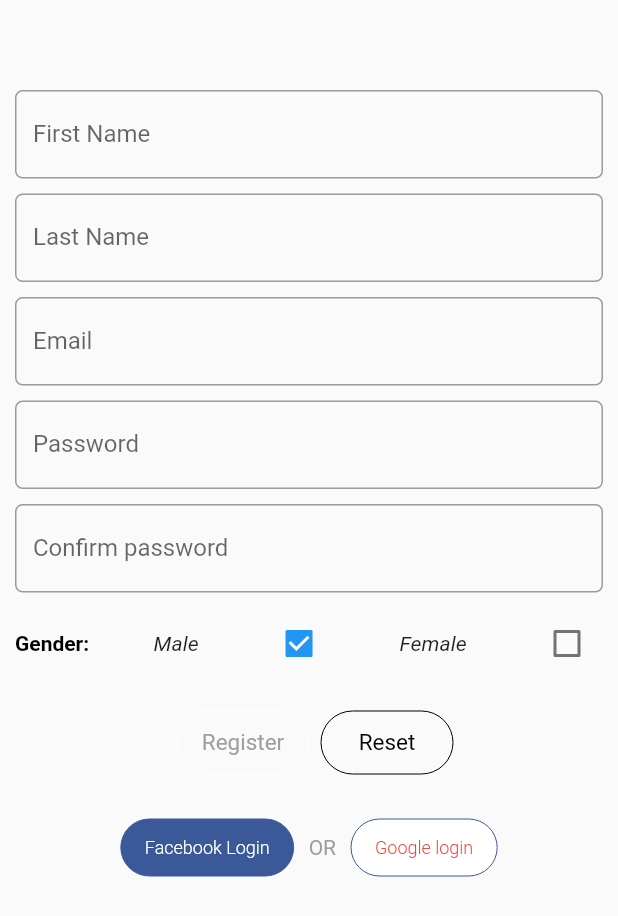
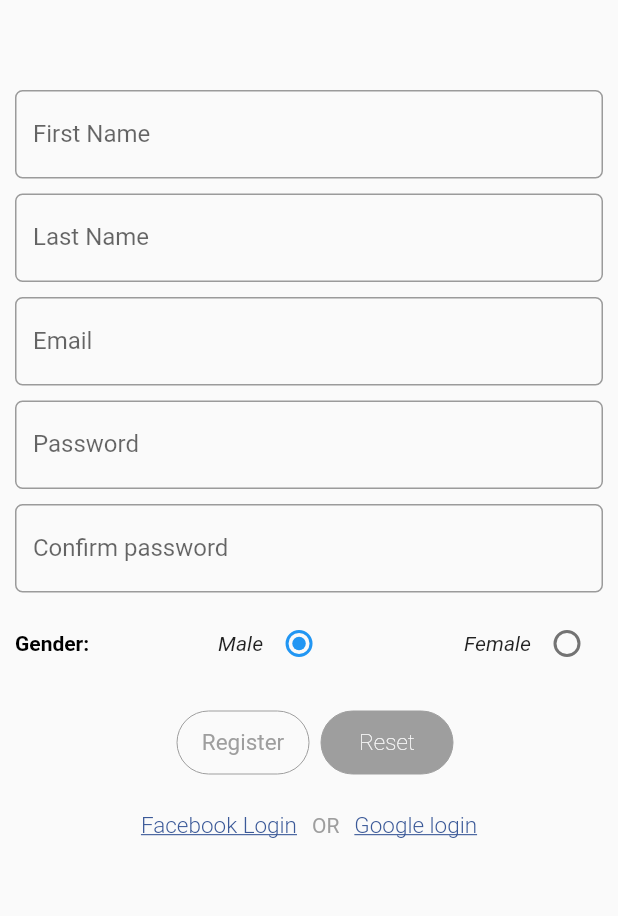
Before and after one commit to haipv2/flt_login, a Flutter app: the SignUp screen opened directly, on a phone screen of 412 x 824 dp. Shown: the top 916 px of the screen. Run offline on Flutter 3.47's test engine with Material 2 defaults, Android fonts, the phone set to English and light mode, and no system bars; our stand-ins replace cloud_firestore, rxdart; accounts and stored records are empty; Roboto replaces fonts that are missing (OpenSans).

Commit message:
update code 20190503

```diff
--- a/lib/src/blocs/login_bloc.dart
+++ b/lib/src/blocs/login_bloc.dart
@@ -1,24 +1,36 @@
+import 'package:flt_login/src/models/user.dart';
 import 'package:flt_login/src/resources/repository.dart';
 import 'package:flutter/material.dart';
 import 'package:rxdart/rxdart.dart';
 
 class LoginBloc {
-  final _repositor = Repository();
-  final _email = BehaviorSubject<String>();
-  final _username = BehaviorSubject<String>();
-  final _userphone = BehaviorSubject<String>();
-  final _userRole = BehaviorSubject<String>();
-  final _password = BehaviorSubject<String>();
-  final _isSignedIn = BehaviorSubject<bool>();
+  final _repository = Repository();
+  final _userEmailController = BehaviorSubject<String>();
+  final _userPasswordController = BehaviorSubject<String>();
+  final _loginStreamController = PublishSubject<void>();
 
-  Observable<String> get emailStream => _email.stream;
+  //Stream
+  Observable<String> get emailStream => _userEmailController.stream;
 
-  Observable<String> get passwordStream => _password.stream;
+  Observable<String> get passwordStream => _userPasswordController.stream;
 
-  Observable<bool> get signInStatus => _isSignedIn.stream;
+  Observable<void> get loginStream => _loginStreamController.stream;
 
-  Future<void> registerUser(){
-    _repositor.registerUser(_email.value, _password.value, _username.value, _userphone.value, _userRole.value);
+  Function(void) get doLoginStream => _loginStreamController.sink.add;
+
+  //add input
+  Function(String) get emailStreamChange => _userEmailController.sink.add;
+  Function(String) get passwordStreamChange => _userPasswordController.sink.add;
+
+  Future<User> authenticateUser() {
+    return _repository.authenticateUser(
+        _userEmailController.value, _userPasswordController.value);
   }
 
+  void dispose() async {
+    await _userEmailController.drain();
+    _userEmailController.close();
+    await _userPasswordController.drain();
+    _userPasswordController.close();
+  }
 }
--- a/lib/src/blocs/login_bloc_provider.dart
+++ b/lib/src/blocs/login_bloc_provider.dart
@@ -4,11 +4,12 @@ import 'package:rxdart/rxdart.dart';
 import 'login_bloc.dart';
 
 class LoginBlocProvider extends InheritedWidget {
-  var bloc = LoginBloc();
+  final bloc = LoginBloc();
+
+  LoginBlocProvider({Key key, Widget child}) : super(key: key, child: child);
+
   @override
-  bool updateShouldNotify(InheritedWidget oldWidget) {
-    return true;
-  }
+  bool updateShouldNotify(InheritedWidget oldWidget) => true;
 
   static LoginBloc of(BuildContext context){
     return (context.inheritFromWidgetOfExactType(LoginBlocProvider) as LoginBlocProvider).bloc;
--- a/lib/src/blocs/signup_bloc.dart
+++ b/lib/src/blocs/signup_bloc.dart
@@ -1,5 +1,6 @@
 import 'dart:async';
 
+import 'package:flt_login/src/models/user.dart';
 import 'package:flt_login/src/resources/repository.dart';
 import 'package:flt_login/src/utils/validator_utils.dart';
 import 'package:rxdart/rxdart.dart';
@@ -9,184 +10,59 @@ class SignupBloc extends Object {
   final _firstNameController = BehaviorSubject<String>();
   final _lastNameController = BehaviorSubject<String>();
   final _userEmailController = BehaviorSubject<String>();
+  final _userPasswordController = BehaviorSubject<String>();
+  final _confirmPasswordController = BehaviorSubject<String>();
+  final _genderStreamController = BehaviorSubject<int>();
   final _userphone = BehaviorSubject<String>();
   final _userRole = BehaviorSubject<String>();
-  final _userPasswordController = BehaviorSubject<String>();
-  final _confirmPasswordController = BehaviorSubject<String>();
   final _isSignedIn = BehaviorSubject<bool>();
-  final _genderStreamController = BehaviorSubject<bool>();
+  final _progressBarController = BehaviorSubject<bool>();
+  final _resetFormStreamController = PublishSubject();
+
+  String get email => _userEmailController.value;
+
+  Observable get resetFormStream => _resetFormStreamController.stream;
 
   final _validateName =
-      StreamTransformer < String,
-      String
-
-  >
-
-      .
-
-  fromHandlers
-
-  (
-
-  handleData
-
-      :
-
-  (
-
-  name
-
-  ,
-
-  sink
-
-  )
-
-  {
+      StreamTransformer<String, String>.fromHandlers(handleData: (name, sink) {
     if (!ValidatorUtils.validString(name) ||
         !ValidatorUtils.checkLength(name, 10, 3)) {
       sink.addError('This is required and contain 3 characters at least.');
     } else {
       sink.add(name);
     }
-  }
-
-  );
+  });
 
   final _validatePass =
-      StreamTransformer < String,
-      String
-
-  >
-
-      .
-
-  fromHandlers
-
-  (
-
-  handleData
-
-      :
-
-  (
-
-  name
-
-  ,
-
-  sink
-
-  )
-
-  {
+      StreamTransformer<String, String>.fromHandlers(handleData: (name, sink) {
     if (!ValidatorUtils.validString(name) ||
         !ValidatorUtils.checkLength(name, 13, 7)) {
       sink.addError('This is required and contain from 6-12 characters.');
     } else {
       sink.add(name);
     }
-  }
+  });
 
-  );
-
-  final _validatePassConfirm = StreamTransformer < String,
-      String
-
-  >
-
-      .
-
-  fromHandlers
-
-  (
-
-  handleData
-
-      :
-
-  (
-
-  password
-
-  ,
-
-  sink
-
-  )
-
-  {
+  final _validatePassConfirm = StreamTransformer<String, String>.fromHandlers(
+      handleData: (password, sink) {
     if (password == null) {
       sink.addError('password is required');
     } else {
       sink.add(password);
     }
-  }
-
-  );
+  });
 
   final _validateEmail =
-      StreamTransformer < String,
-      String
-
-  >
-
-      .
-
-  fromHandlers
-
-  (
-
-  handleData
-
-      :
-
-  (
-
-  email
-
-  ,
-
-  sink
-
-  )
-
-  {
+      StreamTransformer<String, String>.fromHandlers(handleData: (email, sink) {
     if (!ValidatorUtils.validEmail(email)) {
       sink.addError('Email is invalid.');
     } else {
       sink.add(email);
     }
-  }
-
-  );
-
-  //change data
-  Function(String) get changeFirstName => _firstNameController.sink.add;
-
-  Function(String) get changeLastName => _lastNameController.sink.add;
-
-  Function(String) get changeEmail => _userEmailController.sink.add;
-
-  Function(String) get changePass => _userPasswordController.sink.add;
-
-  Function(String) get changePassConfirm => _confirmPasswordController.sink.add;
-
-  Function(bool) get changeGenderStream => _genderStreamController.sink.add;
-
-  //register button
-  Stream<bool> get registerStream =>
-      Observable.combineLatest5(
-          firstNameStream,
-          lastNameStream,
-          userEmailStream,
-          passwordStream,
-          passwordConfirmStream,
-              (firstName, lastname, email, pass, confirmPass) => true
-      );
+  });
 
   // Streams
-  Observable<bool> get genderStream => _genderStreamController.stream;
+  Observable<int> get genderStream => _genderStreamController.stream;
 
   Observable<String> get firstNameStream =>
       _firstNameController.stream.transform(_validateName);
@@ -197,8 +73,7 @@ class SignupBloc extends Object {
   Observable<String> get userEmailStream =>
       _userEmailController.stream.transform(_validateEmail);
 
-  Observable<String> get passwordStream =>
-      _userPasswordController.stream
+  Observable<String> get passwordStream => _userPasswordController.stream
           .transform(_validatePass)
           .doOnData((String s) {
         print(s);
@@ -218,20 +93,49 @@ class SignupBloc extends Object {
         }
       });
 
+  Observable<bool> get progressBarStream => _progressBarController.stream;
+
+  //change data
+  Function(String) get changeFirstName => _firstNameController.sink.add;
+
+  Function(String) get changeLastName => _lastNameController.sink.add;
+
+  Function(String) get changeEmail => _userEmailController.sink.add;
+
+  Function(String) get changePass => _userPasswordController.sink.add;
+
+  Function(String) get changePassConfirm => _confirmPasswordController.sink.add;
+
+  Function(int) get changeGenderStream => _genderStreamController.sink.add;
+
+  Function(bool) get showProgressBar => _progressBarController.sink.add;
+
+  //register button
+  Stream<bool> get registerStream => Observable.combineLatest5(
+      firstNameStream,
+      lastNameStream,
+      userEmailStream,
+      passwordStream,
+      passwordConfirmStream,
+      (firstName, lastname, email, pass, confirmPass) => true);
+
   void dispose() async {
+    await _firstNameController.drain();
     _firstNameController?.close();
     _confirmPasswordController?.close();
     _lastNameController?.close();
     _userPasswordController?.close();
     _userEmailController?.close();
+    _genderStreamController?.close();
   }
 
-  bool validateFields() {
-    if (!ValidatorUtils.validString(_firstNameController.value) ||
-        !ValidatorUtils.checkLength(_firstNameController.value, 10, 3)) {
-      return false;
-    } else {
-      return true;
+  Future<User> register() {
+    User user = User();
+    user.firstname = _firstNameController.value;
+    user.lastname = _lastNameController.value;
+    user.email = _userEmailController.value;
+    user.password = _userPasswordController.value;
+    user.gender = _genderStreamController.value == null ? 1: 0;
+    return _repository.registerUser(user);
   }
 }
-}
--- /dev/null
+++ b/lib/src/models/user.dart
@@ -0,0 +1,46 @@
+class User{
+  String _firstname;
+  String _lastname;
+  String _email;
+  String _password;
+  String _role;
+  int _gender;
+
+  int get gender => _gender;
+
+  set gender(int value) {
+    _gender = value;
+  }
+
+  String get firstname => _firstname;
+
+  set firstname(String value) {
+    _firstname = value;
+  }
+
+  String get lastname => _lastname;
+
+  String get role => _role;
+
+  set role(String value) {
+    _role = value;
+  }
+
+  String get password => _password;
+
+  set password(String value) {
+    _password = value;
+  }
+
+  String get email => _email;
+
+  set email(String value) {
+    _email = value;
+  }
+
+  set lastname(String value) {
+    _lastname = value;
+  }
+
+
+}
--- a/lib/src/ui/signup_page.dart
+++ b/lib/src/ui/signup_page.dart
@@ -2,6 +2,8 @@ import 'package:flt_login/src/blocs/signup_bloc.dart';
 import 'package:flt_login/src/common/common.dart';
 import 'package:flt_login/src/ui/widgets/custom_flat_button.dart';
 import 'package:flutter/material.dart';
+
+import 'my_page.dart';
 
 class SignUp extends StatefulWidget {
   @override
@@ -15,7 +17,6 @@ class _SignUpState extends State<SignUp> {
   TextEditingController passwordConfirmController = new TextEditingController();
   TextEditingController emailController = new TextEditingController();
   SignupBloc _signUpBloc;
-  bool _confirmPassValid = false;
 
   @override
   void initState() {
@@ -140,29 +141,57 @@ class _SignUpState extends State<SignUp> {
         );
       },
     );
-    bool defaultGender = true;
+    int _defaultGender = 1;
     var gender = StreamBuilder(
       stream: _signUpBloc.genderStream,
       builder: (context, snapshot) {
         if (snapshot.hasData && snapshot.data != null)
-          defaultGender=snapshot.data;
-        print(defaultGender);
+          _defaultGender = snapshot.data;
+        print(_defaultGender);
 
         return Padding(
             padding: EdgeInsets.symmetric(horizontal: 10),
             child: Row(
               mainAxisAlignment: MainAxisAlignment.spaceBetween,
               children: <Widget>[
-                Text('Gender:', style: TextStyle(color: Colors.black, fontWeight: FontWeight.bold), ),
-                Text('Male', style: TextStyle(fontStyle: FontStyle.italic),),
-                Checkbox(
-                  value:defaultGender,
+                Text(
+                  'Gender:',
+                  style: TextStyle(
+                      color: Colors.black, fontWeight: FontWeight.bold),
+                ),
+                Column(
+                  children: <Widget>[
+                    Row(
+                      children: <Widget>[
+                        Text(
+                          'Male',
+                          style: TextStyle(fontStyle: FontStyle.italic),
+                        ),
+                        Radio(
+                          value: 1,
+                          groupValue: _defaultGender,
                           onChanged: _signUpBloc.changeGenderStream,
                         ),
-                Text('Female', style: TextStyle(fontStyle: FontStyle.italic),),
-                Checkbox(
-                  value: !defaultGender,
+                      ],
+                    )
+                  ],
+                ),
+                Column(
+                  children: <Widget>[
+                    Row(
+                      children: <Widget>[
+                        Text(
+                          'Female',
+                          style: TextStyle(fontStyle: FontStyle.italic),
+                        ),
+                        Radio(
+                          value: 0,
+                          groupValue: _defaultGender,
                           onChanged: _signUpBloc.changeGenderStream,
+                        ),
+                      ],
+                    )
+                  ],
                 ),
               ],
             ));
@@ -183,6 +212,7 @@ class _SignUpState extends State<SignUp> {
                       onPressed: (snapshot.hasData && snapshot.data == true)
                           ? () {
                               print('all input values is valid');
+                              _doRegister();
                             }
                           : null,
                       fontWeight: FontWeight.w400,
@@ -190,7 +220,7 @@ class _SignUpState extends State<SignUp> {
                           ? Colors.black
                           : Colors.grey,
                       splashColor: Colors.black12,
-                      borderColor: Colors.white,
+                      borderColor: Colors.grey,
                       borderWidth: 0,
                       color: (snapshot.hasData && snapshot.data == true)
                           ? Colors.orange
@@ -198,19 +228,24 @@ class _SignUpState extends State<SignUp> {
                     ),
                   ),
             ),
-            CustomFlatButton(
+            StreamBuilder(
+                stream: _signUpBloc.resetFormStream,
+                builder: (context, snapshot) {
+                  return CustomFlatButton(
                     title: "Reset",
                     fontSize: 15,
-              fontWeight: FontWeight.w400,
-              textColor: Colors.black,
+                    fontWeight: FontWeight.w100,
+                    textColor: Colors.white,
                     onPressed: () {
                       resetSignupForm();
+                      _signUpBloc.registerStream;
                     },
                     splashColor: Colors.black12,
-              borderColor: Colors.black,
+                    borderColor: Colors.grey,
                     borderWidth: 0,
-//              color: Colors.grey,
-            ),
+                    color: Colors.grey,
+                  );
+                }),
           ],
         );
 
@@ -219,18 +254,16 @@ class _SignUpState extends State<SignUp> {
       children: <Widget>[
         Padding(
           padding: const EdgeInsets.symmetric(vertical: 4.0, horizontal: 10.0),
-          child: CustomFlatButton(
-            title: "Facebook Login",
-            fontSize: 12,
+          child: InkWell(
+            onTap: _pressFacebookSignup,
+            child: Text(
+              "Facebook Login",
+              style: TextStyle(
+                  color: Color.fromRGBO(59, 89, 152, 1.0),
                   fontWeight: FontWeight.w300,
-            textColor: Colors.white,
-            onPressed: () {
-              _facebookLogin(context: context);
-            },
-            splashColor: Colors.black12,
-            borderColor: Color.fromRGBO(59, 89, 152, 1.0),
-            borderWidth: 0,
-            color: Color.fromRGBO(59, 89, 152, 1.0),
+                  fontSize: 15,
+                  decoration: TextDecoration.underline),
+            ),
           ),
         ),
         Padding(
@@ -242,18 +275,16 @@ class _SignUpState extends State<SignUp> {
         ),
         Padding(
           padding: const EdgeInsets.symmetric(vertical: 4.0, horizontal: 10.0),
-          child: CustomFlatButton(
-            title: "Google login",
-            fontSize: 12,
+          child: InkWell(
+            onTap: _pressGoogleSignup,
+            child: Text(
+              "Google login",
+              style: TextStyle(
+                  color: Color.fromRGBO(59, 89, 152, 1.0),
                   fontWeight: FontWeight.w300,
-            textColor: Colors.red,
-            onPressed: () {
-              _gooogleLogin(context: context);
-            },
-            splashColor: Colors.black12,
-            borderColor: Color.fromRGBO(59, 89, 152, 1.0),
-            borderWidth: 0,
-            color: Colors.white,
+                  fontSize: 15,
+                  decoration: TextDecoration.underline),
+            ),
           ),
         ),
       ],
@@ -304,24 +335,22 @@ class _SignUpState extends State<SignUp> {
     );
   }
 
-  void _validateSignupData() {
-    print('do register');
-    if (_signUpBloc.validateFields()) {
-      _doRegister();
-    } else {
-      showErrorMsg();
-    }
-  }
-
-  void _facebookLogin({BuildContext context}) {
+  void _pressFacebookSignup({BuildContext context}) {
     print('facebook login');
   }
 
-  void _gooogleLogin({BuildContext context}) {
+  void _pressGoogleSignup({BuildContext context}) {
     print('BEGIN: google login');
   }
 
-  void _doRegister() {}
+  void _doRegister() {
+    _signUpBloc.showProgressBar(true);
+    _signUpBloc.register().then((user) {
+      print('register sucessfully');
+      Navigator.push(context,
+          MaterialPageRoute(builder: (context) => MyPage(user)));
+    });
+  }
 
   void showErrorMsg() {
     final snackbar =
--- /dev/null
+++ b/lib/src/utils/json_utils.dart
@@ -0,0 +1,3 @@
+class JsonUtils{
+
+}
--- a/pubspec.yaml
+++ b/pubspec.yaml
@@ -45,6 +45,8 @@ flutter:
   uses-material-design: true
   assets:
     - assets/images/login.png
+    - assets/images/female.png
+    - assets/images/male.png
 
   # To add assets to your application, add an assets section, like this:
   # assets:
```
Also changed, not shown: lib/main.dart (+8 -5 lines), lib/src/resources/firestore_provider.dart (+28 -8 lines), lib/src/resources/repository.dart (+8 -4 lines), lib/src/ui/login_page.dart (+67 -12 lines), lib/src/ui/my_page.dart (added, +91 -0 lines), assets/images/female.png (added), assets/images/male.png (added), pubspec.lock. Lines whose indentation alone changed are shown as unchanged.
